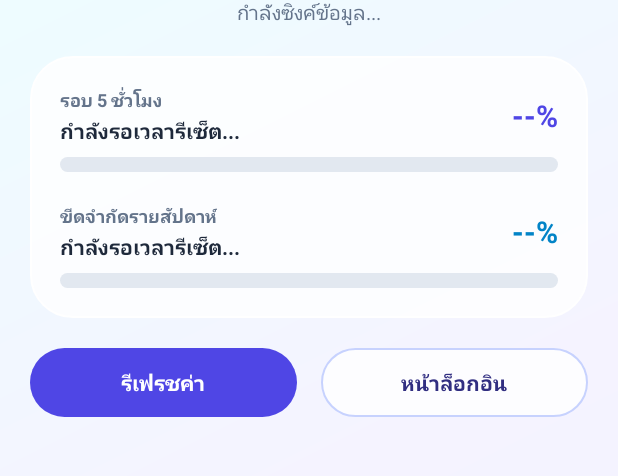
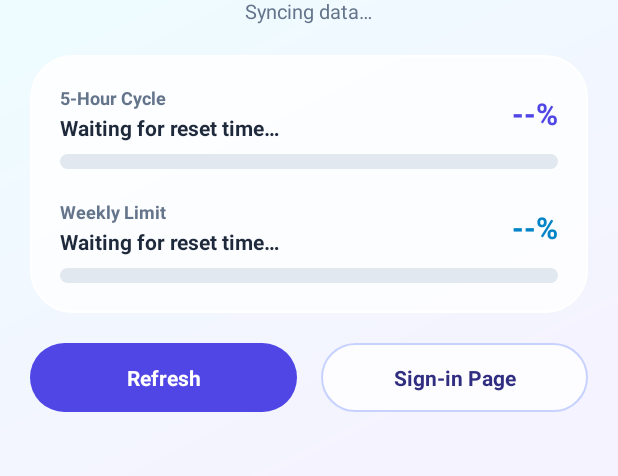
Before and after one commit to punnagun094/GeminiUsageAndroid, an Android app: the screen it shows after launch (MainActivity), on a phone screen of 412 x 824 dp, the part 128-604 px from its top. Run offline under Robolectric (Android 15) with nearby library versions, the phone set to English and light mode, and no system bars; 1 statement that could not run was skipped.

Commit message:
feat: release v1.2 with Thai-English localization and light mode status bar fix
- Add automatic Thai and English localization (values and values-th) across main UI, home widget, and background sync service
- Load usage page dynamically with ?hl=th or ?hl=en based on device locale
- Fix white status bar and navigation bar icons blending into background in Light Mode
- Move signing keystore credentials to local.properties for security
- Bump version to 1.2 (versionCode 3) and update README.md

```diff
--- a/app/src/main/java/com/fifa/geminiusage/MainActivity.kt
+++ b/app/src/main/java/com/fifa/geminiusage/MainActivity.kt
@@ -2,6 +2,7 @@ package com.fifa.geminiusage
 
 import android.annotation.SuppressLint
 import android.content.res.Configuration
+import android.graphics.Color
 import android.graphics.LinearGradient
 import android.graphics.Shader
 import android.os.Build
@@ -20,8 +21,11 @@ import android.widget.LinearLayout
 import android.widget.ProgressBar
 import android.widget.ScrollView
 import android.widget.TextView
+import androidx.activity.SystemBarStyle
+import androidx.activity.enableEdgeToEdge
 import androidx.appcompat.app.AppCompatActivity
 import androidx.core.content.ContextCompat
+import androidx.core.view.WindowCompat
 import org.json.JSONTokener
 import java.text.SimpleDateFormat
 import java.util.Date
@@ -45,15 +49,29 @@ class MainActivity : AppCompatActivity() {
     private lateinit var tvWeeklySub: TextView
     private lateinit var pbAppWeekly: ProgressBar
 
-    private val targetUrl = "https://gemini.google.com/usage?hl=th"
-
     private var touchStartX = 0f
     private var touchStartY = 0f
     private var lastTouchY = 0f
     private var isDraggingScroll = false
 
+    private fun isThaiLocale(): Boolean {
+        val currentLocale = if (Build.VERSION.SDK_INT >= Build.VERSION_CODES.N) {
+            resources.configuration.locales.takeIf { !it.isEmpty }?.get(0) ?: Locale.getDefault()
+        } else {
+            @Suppress("DEPRECATION")
+            resources.configuration.locale
+        }
+        return currentLocale.language.equals("th", ignoreCase = true)
+    }
+
+    private fun getTargetUrl(): String {
+        val langParam = if (isThaiLocale()) "th" else "en"
+        return "https://gemini.google.com/usage?hl=$langParam"
+    }
+
     @SuppressLint("SetJavaScriptEnabled")
     override fun onCreate(savedInstanceState: Bundle?) {
+        applySystemBarAppearance()
         super.onCreate(savedInstanceState)
         setContentView(R.layout.activity_main)
 
@@ -106,13 +124,13 @@ class MainActivity : AppCompatActivity() {
 
                 if (currentUrl.contains("accounts.google.com") || currentUrl.contains("/sorry/")) {
                     webContainer.visibility = View.VISIBLE
-                    tvStatus.text = "กรุณายืนยันตัวตน / ล็อกอินในหน้าเว็บ"
+                    tvStatus.text = getString(R.string.status_login_required)
                     return
                 }
 
                 if (currentUrl.contains("gemini.google.com/usage")) {
                     webContainer.visibility = View.GONE
-                    tvStatus.text = "กำลังอ่านค่าจากหน้าเว็บ..."
+                    tvStatus.text = getString(R.string.status_reading_page)
                     Handler(Looper.getMainLooper()).postDelayed({
                         scrapeUsageData()
                     }, 2500)
@@ -121,13 +139,13 @@ class MainActivity : AppCompatActivity() {
         }
 
         btnRefresh.setOnClickListener {
-            tvStatus.text = "กำลังอัปเดตข้อมูลล่าสุด..."
-            webView.loadUrl(targetUrl)
+            tvStatus.text = getString(R.string.status_updating)
+            webView.loadUrl(getTargetUrl())
         }
 
         btnToggleWeb.setOnClickListener {
             webContainer.visibility = View.VISIBLE
-            webView.loadUrl(targetUrl)
+            webView.loadUrl(getTargetUrl())
         }
 
         btnCloseWeb.setOnClickListener {
@@ -135,19 +153,44 @@ class MainActivity : AppCompatActivity() {
             scrapeUsageData()
         }
 
-        webView.loadUrl(targetUrl)
+        webView.loadUrl(getTargetUrl())
     }
 
     override fun onResume() {
         super.onResume()
+        applySystemBarAppearance()
         applyDisplayAdaptiveLayout()
         applyTitleGradient()
     }
 
     override fun onConfigurationChanged(newConfig: Configuration) {
         super.onConfigurationChanged(newConfig)
+        applySystemBarAppearance()
         applyDisplayAdaptiveLayout()
         applyTitleGradient()
+    }
+
+    // ปรับสีไอคอน Status Bar และ Navigation Bar ให้ตัดกับพื้นหลังทั้งโหมดสว่างและโหมดมืด
+    private fun applySystemBarAppearance() {
+        val nightModeFlags = resources.configuration.uiMode and Configuration.UI_MODE_NIGHT_MASK
+        val isDarkMode = nightModeFlags == Configuration.UI_MODE_NIGHT_YES
+
+        if (isDarkMode) {
+            enableEdgeToEdge(
+                statusBarStyle = SystemBarStyle.dark(Color.TRANSPARENT),
+                navigationBarStyle = SystemBarStyle.dark(Color.TRANSPARENT)
+            )
+        } else {
+            enableEdgeToEdge(
+                statusBarStyle = SystemBarStyle.light(Color.TRANSPARENT, Color.TRANSPARENT),
+                navigationBarStyle = SystemBarStyle.light(Color.TRANSPARENT, Color.TRANSPARENT)
+            )
+        }
+
+        WindowCompat.getInsetsController(window, window.decorView).apply {
+            isAppearanceLightStatusBars = !isDarkMode
+            isAppearanceLightNavigationBars = !isDarkMode
+        }
     }
 
     private fun applyTitleGradient() {
@@ -265,11 +308,11 @@ class MainActivity : AppCompatActivity() {
         val weeklyPct = pctMatches.getOrNull(1) ?: 0
 
         tvFiveHrMain.text = if (pctMatches.isNotEmpty()) "$fiveHrPct%" else "--%"
-        tvFiveHrSub.text = resetLines.getOrNull(0) ?: "กำลังรอเวลารีเซ็ต..."
+        tvFiveHrSub.text = resetLines.getOrNull(0) ?: getString(R.string.status_waiting_reset)
         pbAppFiveHr.progress = fiveHrPct.coerceIn(0, 100)
 
         tvWeeklyMain.text = if (pctMatches.size >= 2) "$weeklyPct%" else "--%"
-        tvWeeklySub.text = resetLines.getOrNull(1) ?: "กำลังรอเวลารีเซ็ต..."
+        tvWeeklySub.text = resetLines.getOrNull(1) ?: getString(R.string.status_waiting_reset)
         pbAppWeekly.progress = weeklyPct.coerceIn(0, 100)
     }
 
@@ -278,9 +321,13 @@ class MainActivity : AppCompatActivity() {
             (function() {
                 const text = document.body.innerText || "";
                 const lines = text.split('\n').map(l => l.trim()).filter(l => l.length > 0);
-                const matched = lines.filter(l =>
-                    l.includes('%') || l.includes('รีเซ็ต') || l.includes('Reset') || l.includes('ชั่วโมง') || l.includes('สัปดาห์')
-                );
+                const matched = lines.filter(l => {
+                    const lower = l.toLowerCase();
+                    return l.includes('%') ||
+                        l.includes('รีเซ็ต') || lower.includes('reset') ||
+                        l.includes('ชั่วโมง') || lower.includes('hour') ||
+                        l.includes('สัปดาห์') || lower.includes('week');
+                });
                 return matched.length > 0 ? matched.join('\n') : text.substring(0, 400);
             })();
         """.trimIndent()
@@ -288,16 +335,21 @@ class MainActivity : AppCompatActivity() {
         webView.evaluateJavascript(jsCode) { rawResult ->
             val cleanText = (JSONTokener(rawResult).nextValue() as? String)?.trim() ?: ""
 
-            if (cleanText.contains("ไม่ใช่โรบอต") || cleanText.contains("ผิดปกติ") || cleanText.contains("unusual traffic", ignoreCase = true)) {
+            if (
+                cleanText.contains("ไม่ใช่โรบอต") ||
+                cleanText.contains("not a robot", ignoreCase = true) ||
+                cleanText.contains("ผิดปกติ") ||
+                cleanText.contains("unusual traffic", ignoreCase = true)
+            ) {
                 webContainer.visibility = View.VISIBLE
-                tvStatus.text = "กรุณาติ๊กยืนยัน 'ไม่ใช่โรบอต' ในหน้าเว็บ"
+                tvStatus.text = getString(R.string.status_captcha_required)
                 return@evaluateJavascript
             }
 
             if (Regex("""\d+\s*%""").containsMatchIn(cleanText)) {
                 val timeNow = SimpleDateFormat("HH:mm", Locale.getDefault()).format(Date())
                 renderQuotaUI(cleanText)
-                tvStatus.text = "อัปเดตล่าสุดเมื่อ $timeNow"
+                tvStatus.text = getString(R.string.status_last_updated, timeNow)
 
                 getSharedPreferences("gemini_usage_prefs", MODE_PRIVATE)
                     .edit()
@@ -307,7 +359,7 @@ class MainActivity : AppCompatActivity() {
 
                 GeminiUsageWidget.updateAllWidgets(this)
             } else {
-                tvStatus.text = "ยังดึงค่าไม่ได้ (คงค่าเดิมไว้) ลองกด 'หน้าล็อกอิน'"
+                tvStatus.text = getString(R.string.status_fetch_failed)
             }
         }
     }
--- a/app/src/main/res/layout/activity_main.xml
+++ b/app/src/main/res/layout/activity_main.xml
@@ -37,7 +37,7 @@
                 android:layout_width="wrap_content"
                 android:layout_height="wrap_content"
                 android:layout_marginTop="4dp"
-                android:text="กำลังซิงค์ข้อมูล..."
+                android:text="@string/status_syncing"
                 android:textColor="@color/text_secondary"
                 android:textSize="13sp" />
 
@@ -67,7 +67,7 @@
                         <TextView
                             android:layout_width="wrap_content"
                             android:layout_height="wrap_content"
-                            android:text="รอบ 5 ชั่วโมง"
+                            android:text="@string/five_hr_cycle"
                             android:textColor="@color/text_secondary"
                             android:textSize="12sp"
                             android:textStyle="bold" />
@@ -77,7 +77,7 @@
                             android:layout_width="wrap_content"
                             android:layout_height="wrap_content"
                             android:layout_marginTop="2dp"
-                            android:text="กำลังรอเวลารีเซ็ต..."
+                            android:text="@string/status_waiting_reset"
                             android:textColor="@color/text_primary"
                             android:textSize="14sp"
                             android:textStyle="bold" />
@@ -120,7 +120,7 @@
                         <TextView
                             android:layout_width="wrap_content"
                             android:layout_height="wrap_content"
-                            android:text="ขีดจำกัดรายสัปดาห์"
+                            android:text="@string/weekly_limit"
                             android:textColor="@color/text_secondary"
                             android:textSize="12sp"
                             android:textStyle="bold" />
@@ -130,7 +130,7 @@
                             android:layout_width="wrap_content"
                             android:layout_height="wrap_content"
                             android:layout_marginTop="2dp"
-                            android:text="กำลังรอเวลารีเซ็ต..."
+                            android:text="@string/status_waiting_reset"
                             android:textColor="@color/text_primary"
                             android:textSize="14sp"
                             android:textStyle="bold" />
@@ -182,7 +182,7 @@
                     android:clickable="true"
                     android:focusable="true"
                     android:gravity="center"
-                    android:text="รีเฟรชค่า"
+                    android:text="@string/btn_refresh"
                     android:textColor="#FFFFFF"
                     android:textSize="14sp"
                     android:textStyle="bold" />
@@ -197,7 +197,7 @@
                     android:clickable="true"
                     android:focusable="true"
                     android:gravity="center"
-                    android:text="หน้าล็อกอิน"
+                    android:text="@string/btn_login_page"
                     android:textColor="@color/pill_tonal_text"
                     android:textSize="14sp"
                     android:textStyle="bold" />
@@ -229,7 +229,7 @@
             android:focusable="true"
             android:gravity="center"
             android:paddingHorizontal="20dp"
-            android:text="กลับหน้าหลัก"
+            android:text="@string/btn_back_home"
             android:textColor="#FFFFFF"
             android:textSize="14sp"
             android:textStyle="bold" />
--- a/app/src/main/res/layout/widget_gemini_usage.xml
+++ b/app/src/main/res/layout/widget_gemini_usage.xml
@@ -28,7 +28,7 @@
             android:id="@+id/tvWidgetUpdated"
             android:layout_width="wrap_content"
             android:layout_height="wrap_content"
-            android:text="แตะเพื่อรีเฟรช"
+            android:text="@string/widget_tap_to_refresh"
             android:textColor="#64748B"
             android:textSize="11sp" />
     </LinearLayout>
@@ -48,7 +48,7 @@
             android:layout_weight="1"
             android:ellipsize="end"
             android:maxLines="1"
-            android:text="รอบ 5 ชม."
+            android:text="@string/five_hr_cycle_short"
             android:textColor="#334155"
             android:textSize="12sp" />
 
@@ -87,7 +87,7 @@
             android:layout_weight="1"
             android:ellipsize="end"
             android:maxLines="1"
-            android:text="รายสัปดาห์"
+            android:text="@string/weekly_limit_short"
             android:textColor="#334155"
             android:textSize="12sp" />
 
--- a/app/src/main/res/values/strings.xml
+++ b/app/src/main/res/values/strings.xml
@@ -1,3 +1,28 @@
 <resources>
     <string name="app_name">GeminiUsage</string>
+
+    <!-- Main Screen & Status -->
+    <string name="status_syncing">Syncing data…</string>
+    <string name="status_login_required">Please verify your identity / sign in on the webpage</string>
+    <string name="status_reading_page">Reading data from webpage…</string>
+    <string name="status_updating">Updating latest data…</string>
+    <string name="status_waiting_reset">Waiting for reset time…</string>
+    <string name="status_captcha_required">Please complete the CAPTCHA verification on the webpage</string>
+    <string name="status_last_updated">Last updated at %1$s</string>
+    <string name="status_fetch_failed">Unable to fetch data (keeping previous values). Try tapping \'Sign-in Page\'</string>
+
+    <!-- Quota Labels -->
+    <string name="five_hr_cycle">5-Hour Cycle</string>
+    <string name="five_hr_cycle_short">5-Hr Cycle</string>
+    <string name="weekly_limit">Weekly Limit</string>
+    <string name="weekly_limit_short">Weekly</string>
+
+    <!-- Buttons -->
+    <string name="btn_refresh">Refresh</string>
+    <string name="btn_login_page">Sign-in Page</string>
+    <string name="btn_back_home">Back to Home</string>
+
+    <!-- Widget -->
+    <string name="widget_tap_to_refresh">Tap to refresh</string>
+    <string name="widget_updated_at">Updated %1$s</string>
 </resources>
```
Also changed, not shown: app/build.gradle.kts (+46 -7 lines), app/src/main/java/com/fifa/geminiusage/GeminiUsageWidget.kt (+10 -6 lines), app/src/main/java/com/fifa/geminiusage/UsageSyncService.kt (+24 -4 lines), 1 other file.
